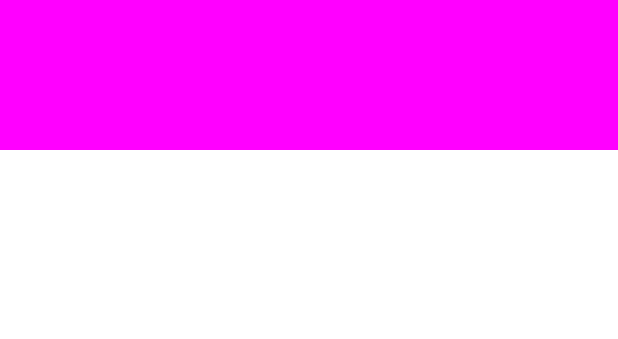
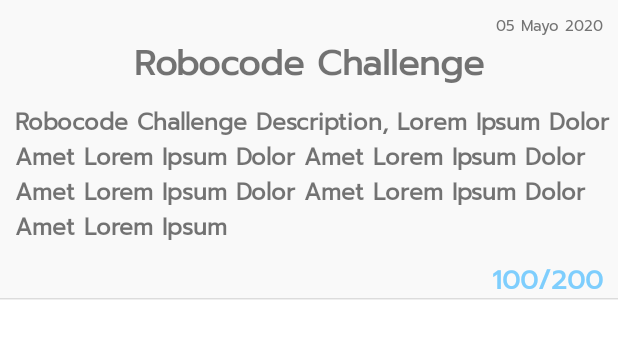
Before and after one commit to CubicCoding/cubiccoding-android, an Android app: the layout challenges_summary_item.xml on its own in the app's theme, with its tools: preview values and no code run, on a phone screen of 412 x 824 dp. Shown: the top 339 px of the screen. Run offline under Robolectric (Android 15) with nearby library versions, the phone set to English and light mode, and no system bars; network calls fail.

Commit message:
completed other user scoreboard summary, questions and challenges

```diff
--- a/app/src/main/java/mx/cubiccoding/front/home/profile/MyProfileFragment.kt
+++ b/app/src/main/java/mx/cubiccoding/front/home/profile/MyProfileFragment.kt
@@ -110,12 +110,11 @@ class MyProfileFragment: Fragment() {
                     delayInMS = delayOfRankingViewAnimations,//Total wait of first animation + padding time
                     transitionDuration = INIT_TRANSITION_DURATION_IN_MS,
                     viewIds = *intArrayOf(R.id.badge, R.id.rankLabel, R.id.rankValue, R.id.scoreLabel, R.id.scoreValue))
-
-                CubicCodingApplication.instance.shouldAnimateProfile = false//Prevent future animations until application is killed...
             } else {
                 rankValue.text = ""
                 rankLabel.text = ""
             }
+            CubicCodingApplication.instance.shouldAnimateProfile = false//Prevent future animations until application is killed...
         }
     }
 
--- a/app/src/main/java/mx/cubiccoding/front/home/scoreboard/actions/student/recyclerview/StudentScoreboardSummaryAdapter.kt
+++ b/app/src/main/java/mx/cubiccoding/front/home/scoreboard/actions/student/recyclerview/StudentScoreboardSummaryAdapter.kt
@@ -38,4 +38,9 @@ class StudentScoreboardSummaryAdapter: RecyclerView.Adapter<StudentScoreboardVie
         notifyDataSetChanged()
     }
 
+    fun clearData() {
+        items.clear()
+        notifyDataSetChanged()
+    }
+
 }
--- a/app/src/main/java/mx/cubiccoding/front/home/scoreboard/actions/student/recyclerview/StudentScoreboardViewHolder.kt
+++ b/app/src/main/java/mx/cubiccoding/front/home/scoreboard/actions/student/recyclerview/StudentScoreboardViewHolder.kt
@@ -5,4 +5,10 @@ import androidx.recyclerview.widget.RecyclerView
 
 abstract class StudentScoreboardViewHolder(view: View): RecyclerView.ViewHolder(view) {
     abstract fun bind(item: ScoreboardSummaryDataItem)
+
+    fun getScore(maxScore: Int, scoredRatio: Float): String {
+        //Set score
+        val scoreReceived = maxScore * scoredRatio
+        return "${scoreReceived.toInt()}/$maxScore"
+    }
 }
--- a/app/src/main/java/mx/cubiccoding/front/notifications/FirebaseNotificationHandler.kt
+++ b/app/src/main/java/mx/cubiccoding/front/notifications/FirebaseNotificationHandler.kt
@@ -18,6 +18,7 @@ import java.lang.Exception
 class FirebaseNotificationHandler {
 
     fun handlePushPayload(payload: Map<String, String>) {
+        Timber.d("Track, Notification Payload: $payload")
         val payloadContent = payload[Constants.PAYLOAD_CONTENT_VALUE]
         try {
             val content = JSONObject(payloadContent)
--- a/app/src/main/java/mx/cubiccoding/front/signup/SignupModel.kt
+++ b/app/src/main/java/mx/cubiccoding/front/signup/SignupModel.kt
@@ -24,7 +24,8 @@ class SignupModel: BaseMVPModel() {
             val email = UserPersistedData.email//Get the email off the ui thread...
             if (email.isNotEmpty()) {
                 try {
-                    UserRequest.signup(email, username, password)
+                    val result = UserRequest.signup(email, username, password)
+                    callback.onResult(result)
                 } catch (e: Exception) {
                     Timber.e(e, "ERROR")
                     if (e is CubicCodingRequestException) {
@@ -34,8 +35,7 @@ class SignupModel: BaseMVPModel() {
                     }
                 }
             } else {
-                callback.onFail(CubicCodingRequestException("Email is empty.", RequestErrorType.REGISTER_INTERNAL_EMAIL_IS_EMPTY)
-                )
+                callback.onFail(CubicCodingRequestException("Email is empty.", RequestErrorType.REGISTER_INTERNAL_EMAIL_IS_EMPTY))
             }
         }
     }
--- a/app/src/main/java/mx/cubiccoding/model/dtos/CubicCodingRequestPayloads.kt
+++ b/app/src/main/java/mx/cubiccoding/model/dtos/CubicCodingRequestPayloads.kt
@@ -18,7 +18,7 @@ data class ScoreboardItemPayload(val rank: Int?, val currentScore: Float?, val t
 data class ScoreboardResponsePayload(val tournamentInfo: TournamentInfo?, val secondaries: List<ScoreboardItemPayload>)
 data class MultipleOptionsSummaryPayload(val questionTitle: String?, val options: List<String>, val answers: List<Int>, val userAnswers: List<Int>, val createdDate: String?, val scoredRatio: Float?, val maxScore: Int?)
 data class ChallengeSummaryPayload(val questionTitle: String?, val maxScore: Int?, val createdDate: String?, val scoredRatio: Float?, val description: String?)
-data class ScoreboardUserSummary(val multipleOptions: List<MultipleOptionsSummaryPayload>, val challenges: List<ChallengeSummaryPayload>)
+data class ScoreboardUserSummaryPayload(val multipleOptions: List<MultipleOptionsSummaryPayload>, val challenges: List<ChallengeSummaryPayload>)
 data class GetTestResponsePayload(val uuid: String?, val label: String?, val questionTitle: String?, val scoreTestType: String, val options: List<String>, val answers: List<Int>, val maxScore: Int)
 
 //REQUEST PAYLOADS
--- a/app/src/main/java/mx/cubiccoding/model/networking/apis/CubicCodingManagerApi.kt
+++ b/app/src/main/java/mx/cubiccoding/model/networking/apis/CubicCodingManagerApi.kt
@@ -28,4 +28,7 @@ interface CubicCodingManagerApi {
 
     @GET("/api/scoreboard")
     fun getScoreboard(@Query("email") email: String, @Query("classroomName") classroomName: String, @HeaderMap headers: Map<String, String> = RequestsManager.getAuthorizationHeader()): Call<ScoreboardResponsePayload>
+
+    @GET("/api/scoreboard/history")
+    fun getScoreboardSummaryForUser(@Query("email") email: String, @Query("tournamentId") tournamentId: Int, @HeaderMap headers: Map<String, String> = RequestsManager.getAuthorizationHeader()): Call<ScoreboardUserSummaryPayload>
 }
--- a/app/src/main/res/layout/challenges_summary_item.xml
+++ b/app/src/main/res/layout/challenges_summary_item.xml
@@ -1,7 +1,84 @@
 <?xml version="1.0" encoding="utf-8"?>
 <androidx.constraintlayout.widget.ConstraintLayout
-    xmlns:android="http://schemas.android.com/apk/res/android" android:layout_width="match_parent"
-    android:layout_height="100dp"
-    android:background="#F0f">
+    xmlns:android="http://schemas.android.com/apk/res/android"
+    xmlns:app="http://schemas.android.com/apk/res-auto"
+    xmlns:tools="http://schemas.android.com/tools"
+    android:layout_width="match_parent"
+    android:layout_height="wrap_content"
+    android:background="@color/white_smoke">
+
+    <androidx.appcompat.widget.AppCompatTextView
+        android:id="@+id/challengeDate"
+        android:layout_width="wrap_content"
+        android:layout_height="wrap_content"
+        android:layout_marginTop="10dp"
+        android:layout_marginRight="10dp"
+        android:ellipsize="end"
+        android:fontFamily="@font/prompt"
+        android:gravity="right"
+        android:includeFontPadding="false"
+        android:textSize="10sp"
+        android:textColor="@color/deep_gray"
+        app:layout_constraintTop_toTopOf="parent"
+        app:layout_constraintRight_toRightOf="parent"
+        tools:text="05 Mayo 2020"/>
+
+    <androidx.appcompat.widget.AppCompatTextView
+        android:id="@+id/challengeTitle"
+        android:layout_width="0dp"
+        android:layout_height="wrap_content"
+        android:layout_marginLeft="10dp"
+        android:layout_marginRight="10dp"
+        android:ellipsize="end"
+        android:fontFamily="@font/prompt"
+        android:gravity="center"
+        android:includeFontPadding="false"
+        android:textStyle="bold"
+        android:textSize="23sp"
+        app:layout_constraintTop_toBottomOf="@id/challengeDate"
+        app:layout_constraintLeft_toLeftOf="parent"
+        app:layout_constraintRight_toRightOf="parent"
+        tools:text="Robocode Challenge"/>
+
+    <androidx.appcompat.widget.AppCompatTextView
+        android:id="@+id/challengeDescription"
+        android:layout_width="0dp"
+        android:layout_height="wrap_content"
+        android:layout_marginTop="10dp"
+        android:layout_marginLeft="10dp"
+        android:ellipsize="end"
+        android:fontFamily="@font/prompt"
+        android:includeFontPadding="false"
+        android:textStyle="bold"
+        android:textSize="15sp"
+        app:layout_constraintTop_toBottomOf="@id/challengeTitle"
+        app:layout_constraintLeft_toLeftOf="parent"
+        app:layout_constraintRight_toRightOf="parent"
+        tools:text="Robocode Challenge Description, Lorem Ipsum Dolor Amet Lorem Ipsum Dolor Amet Lorem Ipsum Dolor Amet Lorem Ipsum Dolor Amet Lorem Ipsum Dolor Amet Lorem Ipsum "/>
+
+    <androidx.appcompat.widget.AppCompatTextView
+        android:id="@+id/score"
+        android:layout_width="0dp"
+        android:layout_height="wrap_content"
+        android:layout_marginTop="10dp"
+        android:layout_marginRight="10dp"
+        android:ellipsize="end"
+        android:fontFamily="@font/prompt"
+        android:gravity="right"
+        android:includeFontPadding="false"
+        android:maxLines="2"
+        android:textStyle="bold"
+        android:textSize="18sp"
+        android:textColor="@color/colorPrimary"
+        app:layout_constraintTop_toBottomOf="@id/challengeDescription"
+        app:layout_constraintLeft_toLeftOf="parent"
+        app:layout_constraintRight_toRightOf="parent"
+        tools:text="100/200"/>
+
+    <View
+        android:layout_width="match_parent"
+        android:layout_height="1dp"
+        android:background="@drawable/shadow_down"
+        app:layout_constraintBottom_toBottomOf="parent"/>
 
 </androidx.constraintlayout.widget.ConstraintLayout>
--- a/app/src/main/res/layout/student_scoreboard_fragment.xml
+++ b/app/src/main/res/layout/student_scoreboard_fragment.xml
@@ -157,6 +157,7 @@
         android:id="@+id/studentSummaryRecyclerView"
         android:layout_width="match_parent"
         android:layout_height="0dp"
+        android:paddingBottom="@dimen/bottom_navigation_height"
         app:layout_constraintTop_toBottomOf="@id/tabLayout"
         app:layout_constraintBottom_toBottomOf="parent"/>
 
--- a/app/src/main/res/values/strings.xml
+++ b/app/src/main/res/values/strings.xml
@@ -55,7 +55,7 @@
     <string name="profile">Perfil</string>
     <string name="error_login_in_try_again">Error al iniciar sesión, inténtalo nuevamente</string>
     <string name="no_scores">¡No hay scores!</string>
-    <string name="error_loading_scores">Error al cargar scores</string>
+    <string name="error_loading_scores">El Scoreboard no está disponible</string>
     <string name="download">Descargar</string>
     <string name="insert_test_id">Ingresa Test ID</string>
     <string name="download_quick_test">Descargar Test Rápido</string>
```
Also changed, not shown: app/src/main/java/mx/cubiccoding/front/home/scoreboard/actions/student/StudentScoreboardFragment.kt (+7 -3 lines), app/src/main/java/mx/cubiccoding/front/home/scoreboard/actions/student/StudentScoreboardViewModel.kt (+22 -7 lines), app/src/main/java/mx/cubiccoding/front/home/scoreboard/actions/student/recyclerview/StudentSummaryChallengeViewHolder.kt (+18 -0 lines), app/src/main/java/mx/cubiccoding/front/home/scoreboard/actions/student/recyclerview/StudentSummaryOptionsViewHolder.kt (+13 -4 lines), app/src/main/java/mx/cubiccoding/front/notifications/actions/NotificationPayloadAction.kt (+17 -1 lines), app/src/main/java/mx/cubiccoding/model/networking/calls/ScoreboardRequest.kt (+18 -19 lines), app/src/main/java/mx/cubiccoding/model/utils/StringUtils.kt (+13 -2 lines), app/src/main/res/layout/multioptions_summary_item.xml (+22 -6 lines), app/src/main/res/layout/non_first_place_scoreboard_item.xml (+8 -4 lines).
